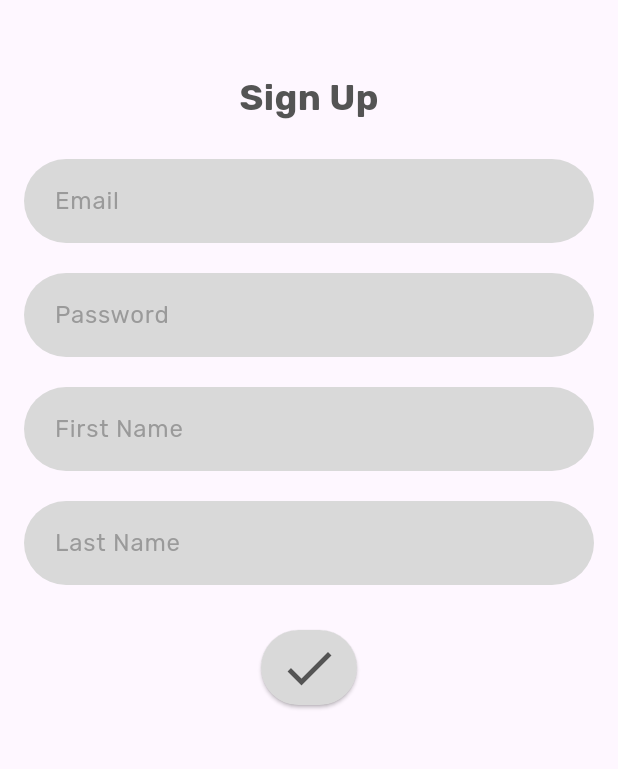
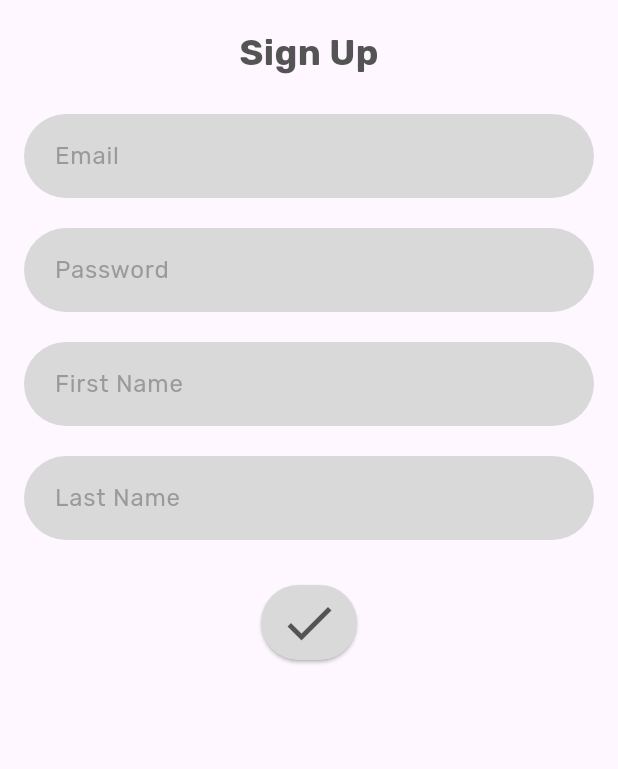
Before and after one commit to whelentyn/chs_sma, a Flutter app: the SignUpScreen screen opened directly, on a phone screen of 412 x 824 dp, the part 84-853 px from its top. Run offline on Flutter 3.47's test engine with Material 3 defaults, Android fonts, the phone set to English and light mode, and no system bars; our stand-ins replace camera, cloud_firestore, firebase_auth, firebase_core, google_fonts; missing offline and left inert: tflite_flutter; accounts and stored records are empty.

Commit message:
ui fixes

```diff
--- a/lib/auth/signup_screen.dart
+++ b/lib/auth/signup_screen.dart
@@ -103,7 +103,7 @@ class _SignUpScreenState extends State<SignUpScreen> {
                   size: 50,
                   color: Colors.yellow,
                 ),*/
-                  SizedBox(height: 40),
+                  SizedBox(height: 10),
                   Text(
                     "Sign Up",
                     style: TextStyle(
@@ -223,7 +223,7 @@ class _SignUpScreenState extends State<SignUpScreen> {
                         },
                         style: ElevatedButton.styleFrom(
                           shape: RoundedRectangleBorder(
-                            borderRadius: BorderRadius.circular(30.0), // Set a high value for a rounded square
+                            borderRadius: BorderRadius.circular(30.0),
                           ),
                           backgroundColor: const Color(0xFFD9D9D9),
                           padding: const EdgeInsets.all(5.0),
```
